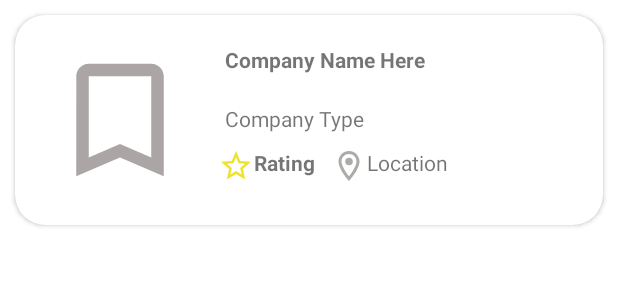
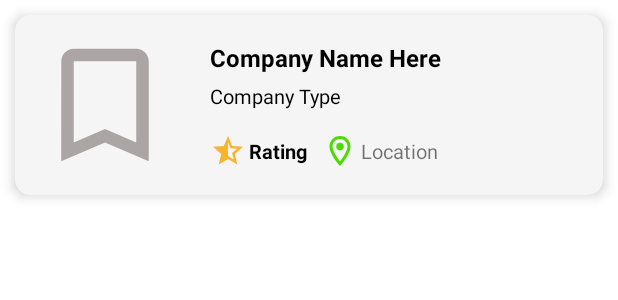
Before and after one commit to prasadthegreat799/ParyatN, an Android app: the layout single_company_layout.xml on its own in the app's theme, with its tools: preview values and no code run, on a phone screen of 412 x 824 dp. Shown: the top 300 px of the screen. Run offline under Robolectric (Android 15) with nearby library versions, the phone set to English and light mode, and no system bars; plain views replace CircularImageView.

Commit message:
Updated Company View

```diff
--- a/app/src/main/res/layout/single_company_layout.xml
+++ b/app/src/main/res/layout/single_company_layout.xml
@@ -9,15 +9,15 @@
         android:layout_width="match_parent"
         android:layout_height="match_parent"
         android:layout_margin="10dp"
+        android:backgroundTint="@color/browser_actions_bg_grey"
         android:padding="10dp"
-        app:cardCornerRadius="20dp">
+        app:cardElevation="5dp"
+        app:cardCornerRadius="10dp">
 
         <LinearLayout
             android:layout_width="match_parent"
             android:layout_height="match_parent"
-            android:orientation="horizontal"
-            android:padding="10dp">
-
+            android:orientation="horizontal">
 
             <com.mikhaellopez.circularimageview.CircularImageView
                 android:id="@+id/CompanyLogoImg"
@@ -28,7 +28,10 @@
 
             <LinearLayout
                 android:layout_width="match_parent"
-                android:layout_height="match_parent"
+                android:layout_height="wrap_content"
+                android:padding="10dp"
+                android:layout_gravity="center_vertical"
+                android:gravity="center_vertical"
                 android:orientation="vertical">
 
 
@@ -36,39 +39,52 @@
                     android:id="@+id/ComapanyNameTxt"
                     android:layout_width="wrap_content"
                     android:layout_height="wrap_content"
-                    android:layout_margin="10dp"
                     android:text="Company Name Here"
+                    android:textColor="@color/black"
+                    android:textSize="16sp"
                     android:textStyle="bold" />
 
                 <TextView
                     android:id="@+id/CompanyTypeTxt"
                     android:layout_width="wrap_content"
                     android:layout_height="wrap_content"
-                    android:layout_margin="10dp"
-                    android:text="Company Type" />
+                    android:layout_marginTop="5dp"
+                    android:text="Company Type"
+                    android:textColor="@color/black"
+                    android:textSize="13sp"/>
 
                 <LinearLayout
                     android:layout_width="match_parent"
                     android:layout_height="wrap_content"
+                    android:gravity="center_vertical"
+                    android:layout_marginTop="15dp"
                     android:orientation="horizontal">
 
                     <TextView
                         android:id="@+id/CompanyRatingTxt"
                         android:layout_width="wrap_content"
                         android:layout_height="wrap_content"
-                        android:layout_gravity="left"
-                        android:layout_margin="5dp"
+                        android:layout_gravity="center_vertical"
+                        android:gravity="center_vertical"
                         android:textStyle="bold"
-                        android:drawableLeft="@drawable/rating_icon"
+                        android:drawableLeft="@drawable/ic_baseline_star_half_24"
+                        android:drawableTint="@color/rating_yellow"
+                        android:drawablePadding="2dp"
+                        android:textSize="13sp"
+                        android:textColor="@color/black"
                         android:text="Rating" />
 
                     <TextView
                         android:id="@+id/CompanyLocationTxt"
                         android:layout_width="wrap_content"
                         android:layout_height="wrap_content"
-                        android:layout_gravity="right"
-                        android:layout_margin="5dp"
+                        android:layout_gravity="center_vertical"
+                        android:gravity="center_vertical"
                         android:drawableLeft="@drawable/location_icon"
+                        android:drawableTint="@color/green"
+                        android:drawablePadding="2dp"
+                        android:layout_marginStart="10dp"
+                        android:textSize="13sp"
                         android:text="Location" />
 
 
--- a/app/src/main/res/values/colors.xml
+++ b/app/src/main/res/values/colors.xml
@@ -10,4 +10,5 @@
 
     <color name="pale_red">#EC3030</color>
     <color name="rating_yellow">#F8B42D</color>
+    <color name="green">#4DDA01</color>
 </resources>
```
